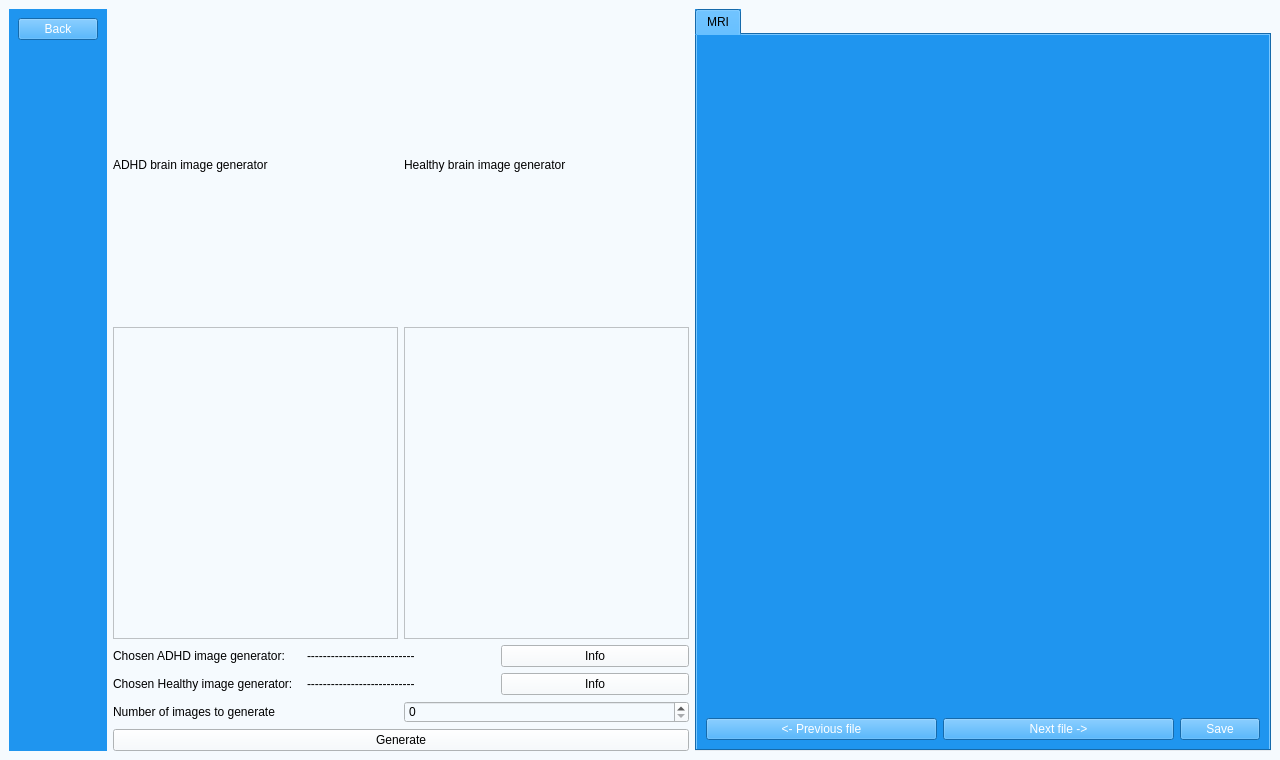
Above: UI/genView.ui from matimusial/ADHDPredictorApp before the change. Below: the same form after it.
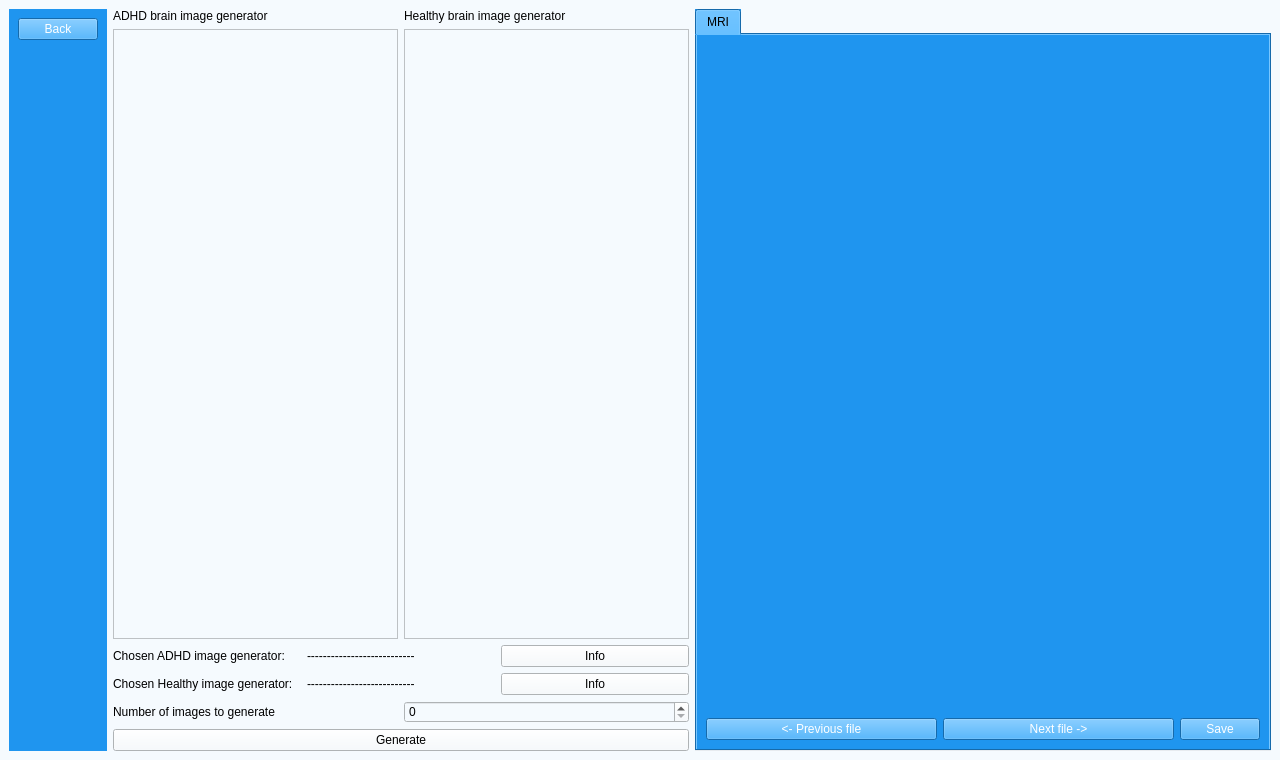
That is the form after the change. Icons and pictures are not drawn.

Commit message: label vertical limit

```diff
--- a/UI/genView.ui
+++ b/UI/genView.ui
@@ -63,6 +63,12 @@
            <layout class="QVBoxLayout" name="verticalLayout_6">
             <item>
              <widget class="QLabel" name="label">
+              <property name="sizePolicy">
+               <sizepolicy hsizetype="Preferred" vsizetype="Fixed">
+                <horstretch>0</horstretch>
+                <verstretch>0</verstretch>
+               </sizepolicy>
+              </property>
               <property name="text">
                <string>ADHD brain image generator</string>
               </property>
@@ -84,6 +90,12 @@
            <layout class="QVBoxLayout" name="verticalLayout_10">
             <item>
              <widget class="QLabel" name="label_2">
+              <property name="sizePolicy">
+               <sizepolicy hsizetype="Preferred" vsizetype="Fixed">
+                <horstretch>0</horstretch>
+                <verstretch>0</verstretch>
+               </sizepolicy>
+              </property>
               <property name="text">
                <string>Healthy brain image generator</string>
               </property>
```
